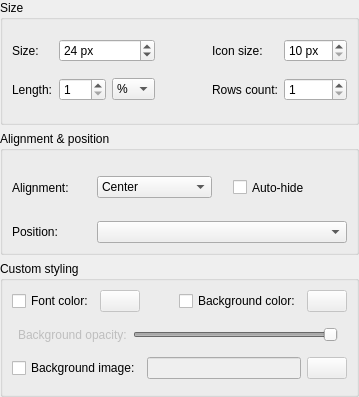
First picture: the form in panel/config/configpanelwidget.ui, repository lxqt/lxqt-panel, before the edit.
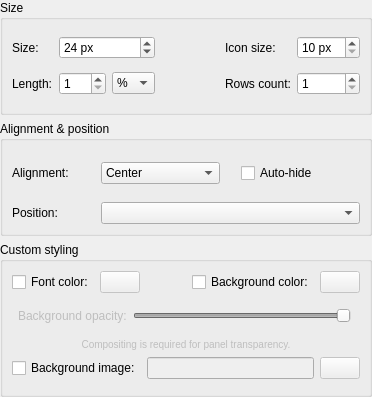
Second picture: the form after the edit. Icons and pictures are not drawn.

Commit message:
panelconfig: default background opacity to 100 & compositing note
fixes lxde/lxqt#514

The edit to the form file:
```diff
--- a/panel/config/configpanelwidget.ui
+++ b/panel/config/configpanelwidget.ui
@@ -6,7 +6,7 @@
    <rect>
     <x>0</x>
     <y>0</y>
-    <width>359</width>
+    <width>372</width>
     <height>397</height>
    </rect>
   </property>
@@ -202,14 +202,14 @@
       <string>Alignment &amp;&amp; position</string>
      </property>
      <layout class="QGridLayout" name="gridLayout_2">
-      <item row="3" column="0">
+      <item row="4" column="0">
        <widget class="QLabel" name="label_position">
         <property name="text">
          <string>Position:</string>
         </property>
        </widget>
       </item>
-      <item row="3" column="1" colspan="3">
+      <item row="4" column="1" colspan="3">
        <widget class="QComboBox" name="comboBox_position"/>
       </item>
       <item row="2" column="0">
@@ -426,7 +426,20 @@
         </layout>
        </widget>
       </item>
-      <item row="5" column="0" colspan="2">
+      <item row="3" column="0" colspan="5">
+       <widget class="QLabel" name="compositingL">
+        <property name="enabled">
+         <bool>false</bool>
+        </property>
+        <property name="text">
+         <string>&lt;small&gt;Compositing is required for panel transparency.&lt;/small&gt;</string>
+        </property>
+        <property name="alignment">
+         <set>Qt::AlignCenter</set>
+        </property>
+       </widget>
+      </item>
+      <item row="6" column="0" colspan="2">
        <widget class="QWidget" name="widget" native="true">
         <layout class="QHBoxLayout" name="horizontalLayout">
          <property name="leftMargin">
@@ -444,14 +457,14 @@
         </layout>
        </widget>
       </item>
-      <item row="4" column="0">
+      <item row="5" column="0">
        <widget class="QCheckBox" name="checkBox_customBgImage">
         <property name="text">
          <string>Background image:</string>
         </property>
        </widget>
       </item>
-      <item row="4" column="1" colspan="4">
+      <item row="5" column="1" colspan="4">
        <widget class="QWidget" name="widget_4" native="true">
         <layout class="QHBoxLayout" name="horizontalLayout_4">
          <property name="leftMargin">
```
Left out of the diff: 6 changed lines with no effect on the pictures. The commit also changes 1 other file.
